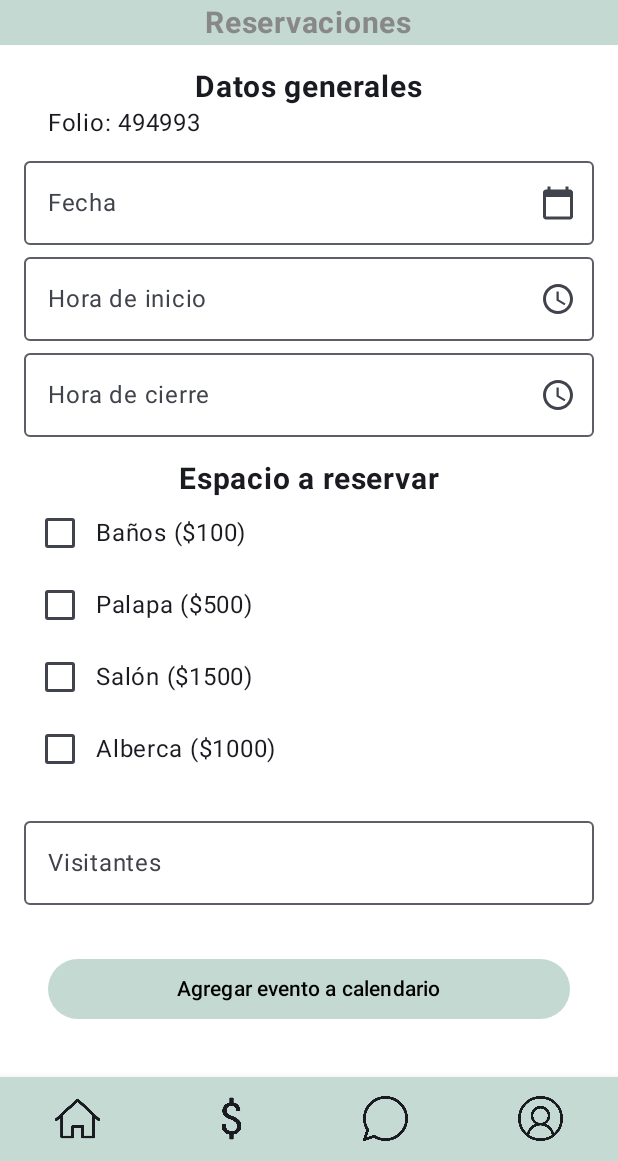
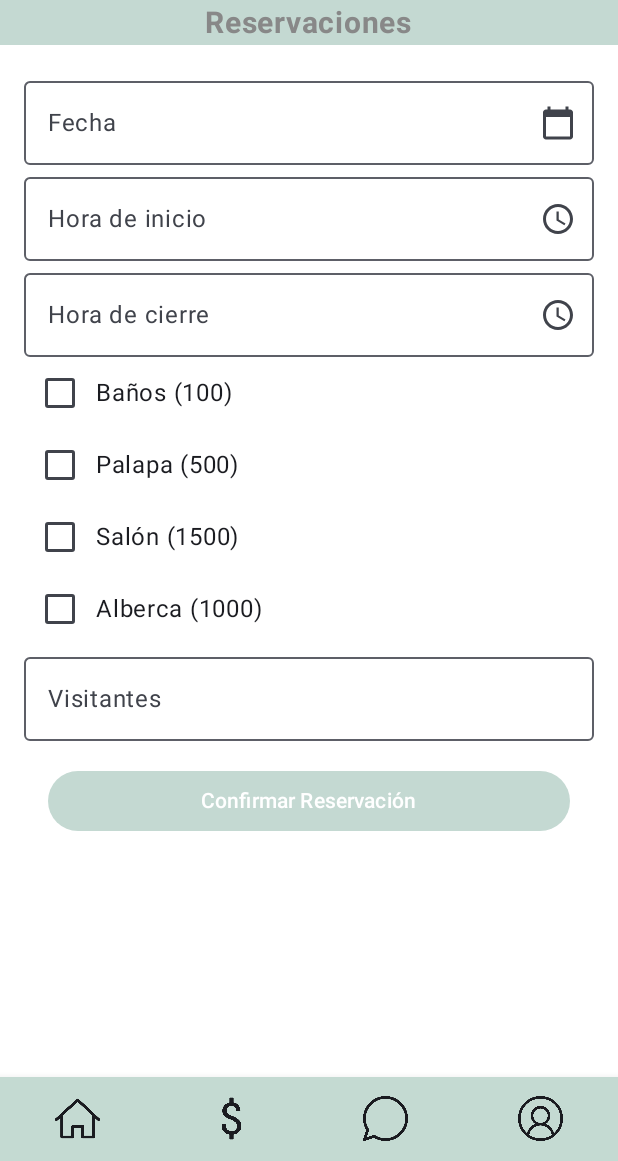
Before and after one commit to ksuwu1/Condominio, an Android app built with Jetpack Compose: the ReservationScreen screen opened through its navigation route, on a phone screen of 412 x 824 dp, the part 75-1236 px from its top. Run offline under Robolectric (Android 15) with nearby library versions, the phone set to English and light mode, and no system bars; libraries missing offline, so code that uses them is left out: com.paypal.android; 3 statements that could not run were skipped.

Commit message:
Reservations

```diff
--- a/app/src/main/java/com/ita/condominio/Network/ApiService.kt
+++ b/app/src/main/java/com/ita/condominio/Network/ApiService.kt
@@ -1,5 +1,6 @@
 package com.ita.condominio.Network
 
+import retrofit2.Call
 import retrofit2.Response
 import retrofit2.http.Body
 import retrofit2.http.GET
@@ -18,5 +19,8 @@ interface ApiService {
     @GET("avisos") // El endpoint de la API
     suspend fun getAvisos(): Response<List<ModelAvisos>>
 
+    //Reservaciones
+    @POST("reservations")
+    fun insertReservation(@Body reservation: Reservation): Call<ReservationResponse>
 
 }
--- a/app/src/main/java/com/ita/condominio/screens/ReservationScreen.kt
+++ b/app/src/main/java/com/ita/condominio/screens/ReservationScreen.kt
@@ -1,6 +1,5 @@
 package com.ita.condominio.screens
 
-import com.ita.condominio.R
 import android.app.DatePickerDialog
 import android.app.TimePickerDialog
 import androidx.compose.foundation.background
@@ -9,26 +8,45 @@ import androidx.compose.foundation.layout.*
 import androidx.compose.foundation.text.KeyboardOptions
 import androidx.compose.foundation.lazy.LazyColumn
 import androidx.compose.material.icons.Icons
+import androidx.compose.material.icons.filled.AccessTime
+import androidx.compose.material.icons.filled.CalendarToday
 import androidx.compose.material3.*
 import androidx.compose.runtime.*
 import androidx.compose.ui.Alignment
 import androidx.compose.ui.Modifier
 import androidx.compose.ui.graphics.Color
 import androidx.compose.ui.res.painterResource
-import androidx.compose.ui.text.font.FontWeight
 import androidx.compose.ui.text.input.KeyboardType
 import androidx.compose.ui.unit.dp
 import androidx.compose.ui.unit.sp
 import androidx.navigation.NavHostController
-import androidx.compose.material.icons.filled.AccessTime
-import androidx.compose.material.icons.filled.CalendarToday
 import com.ita.condominio.BottomNavigationBar
-import com.ita.condominio.CustomHeader
+import com.ita.condominio.CustomHeader2
+import com.ita.condominio.database.DatabaseHelper
+import com.ita.condominio.Network.Reservation
 import java.util.*
-import android.content.Intent
-import android.provider.CalendarContract
-import android.app.AlertDialog
-import com.ita.condominio.CustomHeader2
+// Retrofit
+import retrofit2.Call
+import retrofit2.Callback
+import retrofit2.Response
+import retrofit2.http.Body
+import retrofit2.http.POST
+
+// Para el objeto ReservationResponse y la clase Reservation
+import com.ita.condominio.Network.ReservationResponse
+
+// Para mostrar el Dialog (si ya lo usas)
+import androidx.compose.material3.AlertDialog
+import androidx.compose.material3.Button
+import androidx.compose.material3.Text
+
+// Importaciones de clases generales de Compose
+import androidx.compose.runtime.mutableStateOf
+import androidx.compose.runtime.remember
+import androidx.compose.ui.tooling.preview.Preview
+import androidx.compose.foundation.layout.*
+import androidx.compose.material3.*
+import com.ita.condominio.Network.RetrofitInstance
 
 @Composable
 fun ReservationScreen(navController: NavHostController) {
@@ -42,101 +60,85 @@ fun ReservationScreen(navController: NavHostController) {
     var salonChecked by remember { mutableStateOf(false) }
     var albercaChecked by remember { mutableStateOf(false) }
 
-    // Precios de los espacios
-    val precioBaños = 100
-    val precioPalapa = 500
-    val precioSalon = 1500
-    val precioAlberca = 1000
+    // Calcular el total de los servicios seleccionados
+    val total = (if (bañosChecked) 100 else 0) +
+            (if (palapaChecked) 500 else 0) +
+            (if (salonChecked) 1500 else 0) +
+            (if (albercaChecked) 1000 else 0)
 
-    // Calcular el total
-    val total = (if (bañosChecked) precioBaños else 0) +
-            (if (palapaChecked) precioPalapa else 0) +
-            (if (salonChecked) precioSalon else 0) +
-            (if (albercaChecked) precioAlberca else 0)
-
-    // Obtener el calendario actual
     val calendar = Calendar.getInstance()
 
-    // Mostrar DatePicker para seleccionar la fecha
+    // DatePicker y TimePickers
     val datePickerDialog = DatePickerDialog(
         navController.context,
         { _, year, month, dayOfMonth -> fecha = "$dayOfMonth/${month + 1}/$year" },
         calendar.get(Calendar.YEAR), calendar.get(Calendar.MONTH), calendar.get(Calendar.DAY_OF_MONTH)
     )
-
-    // Mostrar TimePicker para seleccionar la hora de inicio
     val startTimePickerDialog = TimePickerDialog(
         navController.context,
         { _, hourOfDay, minute -> horaInicio = String.format("%02d:%02d", hourOfDay, minute) },
         calendar.get(Calendar.HOUR_OF_DAY), calendar.get(Calendar.MINUTE), true
     )
-
-    // Mostrar TimePicker para seleccionar la hora de cierre
     val endTimePickerDialog = TimePickerDialog(
         navController.context,
         { _, hourOfDay, minute -> horaCierre = String.format("%02d:%02d", hourOfDay, minute) },
         calendar.get(Calendar.HOUR_OF_DAY), calendar.get(Calendar.MINUTE), true
     )
 
-    // Estado para controlar la visibilidad del diálogo
+    // Estado para mostrar el diálogo de confirmación
     var showDialog by remember { mutableStateOf(false) }
 
-    // Función para agregar el evento al calendario
-    fun addEventToCalendar(context: android.content.Context) {
-        val intent = Intent(Intent.ACTION_INSERT).apply {
-            data = CalendarContract.Events.CONTENT_URI
-            putExtra(CalendarContract.Events.TITLE, "Reserva de Espacio")
-            putExtra(CalendarContract.Events.DESCRIPTION, "Visitantes: $visitantes")
+    // Obtener el contexto para el DatabaseHelper
+    val context = navController.context
+    val dbHelper = DatabaseHelper(context)
 
+    // Método para agregar la reservación a la base de datos
+    fun insertReservacion() {
+        // Crear la lista de servicios seleccionados
+        val servicios = mutableListOf<String>()
+        if (bañosChecked) servicios.add("Baños")
+        if (palapaChecked) servicios.add("Palapa")
+        if (salonChecked) servicios.add("Salón")
+        if (albercaChecked) servicios.add("Alberca")
 
-            // Parsear fecha y hora
-            val parts = fecha.split("/")
-            val dateCalendar = Calendar.getInstance().apply {
-                set(Calendar.YEAR, parts[2].toInt())
-                set(Calendar.MONTH, parts[1].toInt() - 1)
-                set(Calendar.DAY_OF_MONTH, parts[0].toInt())
+        // Crear el objeto de la reservación
+        val reservation = Reservation(
+            horainicio = horaInicio,
+            horacierre = horaCierre,
+            cantVisit = visitantes.toInt(),
+            servicios = servicios,
+            fecha = fecha,
+            idUsuario = 1 // ID del usuario, necesitarás obtenerlo desde tu sesión o base de datos
+        )
+
+        // Usar Retrofit para hacer la solicitud al servidor
+        val apiService = RetrofitInstance.api
+        apiService.insertReservation(reservation).enqueue(object : Callback<ReservationResponse> {
+            override fun onResponse(call: Call<ReservationResponse>, response: Response<ReservationResponse>) {
+                if (response.isSuccessful) {
+                    // La reservación fue insertada exitosamente en el servidor
+                    // Opcional: Mostrar un mensaje de éxito
+                    showDialog = true // Mostrar el diálogo de confirmación
+                } else {
+                    // Error en la respuesta del servidor
+                    // Opcional: Mostrar mensaje de error
+                }
             }
-            val startHourParts = horaInicio.split(":")
-            val endHourParts = horaCierre.split(":")
 
-            val startCalendar = dateCalendar.clone() as Calendar
-            startCalendar.set(Calendar.HOUR_OF_DAY, startHourParts[0].toInt())
-            startCalendar.set(Calendar.MINUTE, startHourParts[1].toInt())
-
-            val endCalendar = dateCalendar.clone() as Calendar
-            endCalendar.set(Calendar.HOUR_OF_DAY, endHourParts[0].toInt())
-            endCalendar.set(Calendar.MINUTE, endHourParts[1].toInt())
-
-            putExtra(CalendarContract.EXTRA_EVENT_BEGIN_TIME, startCalendar.timeInMillis)
-            putExtra(CalendarContract.EXTRA_EVENT_END_TIME, endCalendar.timeInMillis)
-        }
-
-        context.startActivity(intent)
+            override fun onFailure(call: Call<ReservationResponse>, t: Throwable) {
+                // Error al realizar la solicitud
+                // Opcional: Mostrar mensaje de error
+            }
+        })
     }
 
-    Column(
-        modifier = Modifier.fillMaxSize()
-    ) {
-        // Header personalizable
+    // Layout principal
+    Column(modifier = Modifier.fillMaxSize()) {
         CustomHeader2(navController = navController, title = "Reservaciones")
 
-        // Contenido desplazable con LazyColumn
-        LazyColumn(
-            modifier = Modifier
-                .weight(1f)
-                .padding(16.dp)
-        ) {
+        LazyColumn(modifier = Modifier.weight(1f).padding(16.dp)) {
             item {
-                // Datos generales
-                Box(modifier = Modifier.fillMaxWidth(), contentAlignment = Alignment.Center) {
-                    Text(text = "Datos generales", fontSize = 20.sp, fontWeight = FontWeight.Bold)
-                }
-                Text(text = "Folio: 494993", fontSize = 16.sp, modifier = Modifier.fillMaxWidth().padding(start = 16.dp))
-
-                // Espacio entre datos generales y espacios a reservar
-                Spacer(modifier = Modifier.height(5.dp))
-
-                // Campo para seleccionar fecha
+                // Campo para la fecha
                 OutlinedTextField(
                     value = fecha,
                     onValueChange = { fecha = it },
@@ -150,7 +152,7 @@ fun ReservationScreen(navController: NavHostController) {
                     }
                 )
 
-                // Campo para seleccionar hora de inicio
+                // Campo para la hora de inicio
                 OutlinedTextField(
                     value = horaInicio,
                     onValueChange = { horaInicio = it },
@@ -164,7 +166,7 @@ fun ReservationScreen(navController: NavHostController) {
                     }
                 )
 
-                // Campo para seleccionar hora de cierre
+                // Campo para la hora de cierre
                 OutlinedTextField(
                     value = horaCierre,
                     onValueChange = { horaCierre = it },
@@ -178,36 +180,25 @@ fun ReservationScreen(navController: NavHostController) {
                     }
                 )
 
-                // Espacio entre datos generales y espacios a reservar
-                Spacer(modifier = Modifier.height(16.dp))
-
-                // Espacios a reservar
-                Box(modifier = Modifier.fillMaxWidth(), contentAlignment = Alignment.Center) {
-                    Text(text = "Espacio a reservar", fontSize = 20.sp, fontWeight = FontWeight.Bold)
-                }
-
-                // Checkboxes para los espacios
+                // Checkboxes para los servicios
                 Row(verticalAlignment = Alignment.CenterVertically) {
                     Checkbox(checked = bañosChecked, onCheckedChange = { bañosChecked = it })
-                    Text(text = "Baños (\$$precioBaños)")
+                    Text(text = "Baños (100)")
                 }
                 Row(verticalAlignment = Alignment.CenterVertically) {
                     Checkbox(checked = palapaChecked, onCheckedChange = { palapaChecked = it })
-                    Text(text = "Palapa (\$$precioPalapa)")
+                    Text(text = "Palapa (500)")
                 }
                 Row(verticalAlignment = Alignment.CenterVertically) {
                     Checkbox(checked = salonChecked, onCheckedChange = { salonChecked = it })
-                    Text(text = "Salón (\$$precioSalon)")
+                    Text(text = "Salón (1500)")
                 }
                 Row(verticalAlignment = Alignment.CenterVertically) {
                     Checkbox(checked = albercaChecked, onCheckedChange = { albercaChecked = it })
-                    Text(text = "Alberca (\$$precioAlberca)")
+                    Text(text = "Alberca (1000)")
                 }
 
-                // Espacio entre espacios a reservar y cantidad de visitantes
-                Spacer(modifier = Modifier.height(16.dp))
-
-                // Cantidad de visitantes
+                // Campo para la cantidad de visitantes
                 OutlinedTextField(
                     value = visitantes,
                     onValueChange = { visitantes = it },
@@ -216,39 +207,31 @@ fun ReservationScreen(navController: NavHostController) {
                     keyboardOptions = KeyboardOptions(keyboardType = KeyboardType.Number)
                 )
 
-
-
-                // Botón para agregar evento al calendario
-                Spacer(modifier = Modifier.height(16.dp))
+                // Botón para confirmar y agregar la reservación
                 Button(
-                    onClick = { showDialog = true },
-                    modifier = Modifier
-                        .fillMaxWidth()
-                        .padding(16.dp),
-                    colors = androidx.compose.material3.ButtonDefaults.buttonColors(
-                        containerColor = Color(0xFFC4D9D2), // Color de fondo del botón
-                        contentColor = Color.Black // Color del texto
-                    )
+                    onClick = {
+                        insertReservacion()  // Llamar al método que inserta la reservación en la base de datos
+                        showDialog = true  // Mostrar diálogo de confirmación
+                    },
+                    modifier = Modifier.fillMaxWidth().padding(16.dp),
+                    colors = ButtonDefaults.buttonColors(containerColor = Color(0xFFC4D9D2))
                 ) {
-                    Text("Agregar evento a calendario")
+                    Text("Confirmar Reservación")
                 }
 
-                // Confirmar si agregar al calendario
+                // Confirmar si agregar la reservación al calendario
                 if (showDialog) {
                     AlertDialog(
                         onDismissRequest = { showDialog = false },
-                        title = { Text("Agregar evento al calendario") },
-                        text = { Text("¿Desea agregar este evento a su calendario?") },
+                        title = { Text("Confirmar Reservación") },
+                        text = { Text("¿Deseas agregar esta reservación al calendario?") },
                         confirmButton = {
                             Button(
                                 onClick = {
-                                    addEventToCalendar(navController.context)
+                                    // Lógica para agregar al calendario (si deseas integrarlo)
                                     showDialog = false
                                 },
-                                colors = androidx.compose.material3.ButtonDefaults.buttonColors(
-                                    containerColor = Color(0xFFC4D9D2), // Color de fondo del botón
-                                    contentColor = Color.Black // Color del texto
-                                )
+                                colors = ButtonDefaults.buttonColors(containerColor = Color(0xFFC4D9D2))
                             ) {
                                 Text("Sí")
                             }
@@ -256,39 +239,11 @@ fun ReservationScreen(navController: NavHostController) {
                         dismissButton = {
                             Button(
                                 onClick = { showDialog = false },
-                                colors = androidx.compose.material3.ButtonDefaults.buttonColors(
-                                    containerColor = Color(0xFFC4D9D2), // Color de fondo del botón
-                                    contentColor = Color.Black // Color del texto
-                                )
+                                colors = ButtonDefaults.buttonColors(containerColor = Color(0xFFC4D9D2))
                             ) {
                                 Text("No")
                             }
                         }
-                    )
-                }
-
-                // Espacio entre el botón y el total a pagar
-                Spacer(modifier = Modifier.height(16.dp))
-
-                // Total a pagar
-                Box(modifier = Modifier.fillMaxWidth(), contentAlignment = Alignment.Center) {
-                    Text(text = "Método de pago", fontSize = 20.sp, fontWeight = FontWeight.Bold)
-                }
-
-                Row(
-                    modifier = Modifier.fillMaxWidth(),
-                    horizontalArrangement = Arrangement.SpaceAround
-                ) {
-                    PaymentMethodButton(
-                        iconRes = R.drawable.paypal,
-                        text = "Pago en línea",
-                        onClick = { navController.navigate("paypal/${total}") }
-                    )
-
-                    PaymentMethodButton(
-                        iconRes = R.drawable.bank,
-                        text = "Referencia bancaria",
-                        onClick = { navController.navigate("banco/${total}") }
                     )
                 }
             }
@@ -298,6 +253,7 @@ fun ReservationScreen(navController: NavHostController) {
         BottomNavigationBar(navController = navController)
     }
 }
+
 @Composable
 fun PaymentMethodButton(iconRes: Int, text: String, onClick: () -> Unit) {
     Column(
```
Also changed, not shown: app/src/main/java/com/ita/condominio/Network/ApiModel.kt (+17 -0 lines), app/src/main/java/com/ita/condominio/database/DatabaseManager.kt (+30 -0 lines).
